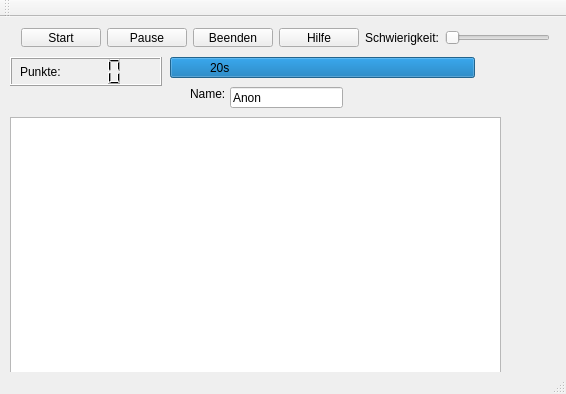
bernndd/QtDHBWscapes, file QtDHBWscapes.ui: the form before one commit.
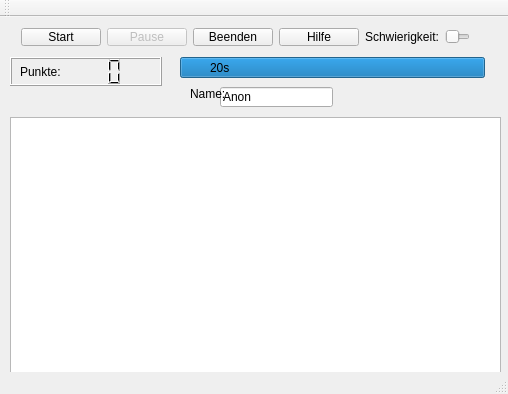
The form after the commit. Icons and pictures are not drawn.

```diff
--- a/QtDHBWscapes.ui
+++ b/QtDHBWscapes.ui
@@ -6,7 +6,7 @@
    <rect>
     <x>0</x>
     <y>0</y>
-    <width>566</width>
+    <width>508</width>
     <height>394</height>
    </rect>
   </property>
@@ -37,8 +37,8 @@
      <rect>
       <x>10</x>
       <y>0</y>
-      <width>551</width>
-      <height>41</height>
+      <width>471</width>
+      <height>40</height>
      </rect>
     </property>
     <layout class="QHBoxLayout" name="horizontalLayout">
@@ -51,6 +51,9 @@
      </item>
      <item>
       <widget class="QPushButton" name="stoppButton">
+       <property name="enabled">
+        <bool>false</bool>
+       </property>
        <property name="text">
         <string>Pause</string>
        </property>
@@ -92,7 +95,7 @@
    <widget class="QProgressBar" name="progressBar">
     <property name="geometry">
      <rect>
-      <x>170</x>
+      <x>180</x>
       <y>40</y>
       <width>305</width>
       <height>21</height>
@@ -157,10 +160,10 @@
    <widget class="QLineEdit" name="lineEdit">
     <property name="geometry">
      <rect>
-      <x>230</x>
+      <x>220</x>
       <y>70</y>
       <width>113</width>
-      <height>21</height>
+      <height>20</height>
      </rect>
     </property>
     <property name="text">
```
